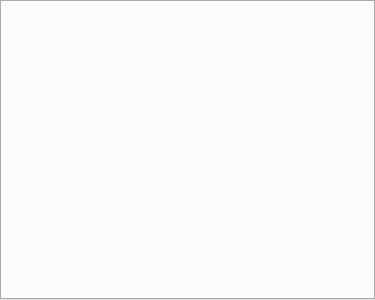
This is vclib/render/src/vclib/qt/gui/mesh_render_settings_frame.ui in cnr-isti-vclab/vclib as Qt 5 draws it before an edit. The edited form follows.
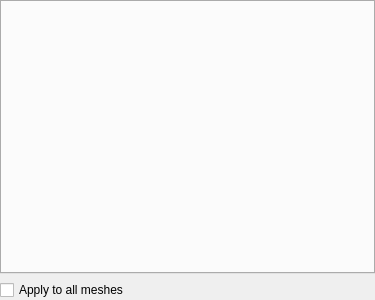
This is the edited form.

Commit message: [render] Add "Apply to all meshes" checkbox to qt::MeshViewer and sync settings across meshes

```diff
--- a/vclib/render/src/vclib/qt/gui/mesh_render_settings_frame.ui
+++ b/vclib/render/src/vclib/qt/gui/mesh_render_settings_frame.ui
@@ -39,6 +39,16 @@
      </property>
     </widget>
    </item>
+   <item row="1" column="0">
+    <widget class="QCheckBox" name="applyToAllCheckBox">
+     <property name="text">
+      <string>Apply to all meshes</string>
+     </property>
+     <property name="toolTip">
+      <string>Apply these settings to all meshes in the scene, respecting their capabilities.</string>
+     </property>
+    </widget>
+   </item>
   </layout>
  </widget>
  <resources/>
```
The commit also changes 5 other files.
